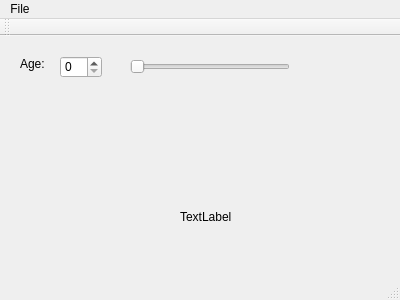
The window that Kraken/kraken.ui (ivanlinux17/kraken) describes before a commit, drawn with Qt 5.
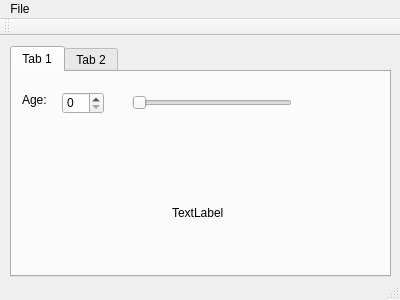
The same window after the commit.

Commit message: Added a tab widget

What changed in the file:
```diff
--- a/Kraken/kraken.ui
+++ b/Kraken/kraken.ui
@@ -14,10 +14,39 @@
    <string>Kraken</string>
   </property>
   <widget class="QWidget" name="centralWidget">
+   <widget class="QTabWidget" name="tabWidget">
+    <property name="geometry">
+     <rect>
+      <x>10</x>
+      <y>10</y>
+      <width>381</width>
+      <height>231</height>
+     </rect>
+    </property>
+    <property name="currentIndex">
+     <number>0</number>
+    </property>
+    <widget class="QWidget" name="tab">
+     <attribute name="title">
+      <string>Tab 1</string>
+     </attribute>
+     <widget class="QLabel" name="pictureLabel">
+      <property name="geometry">
+       <rect>
+        <x>160</x>
+        <y>80</y>
+        <width>211</width>
+        <height>121</height>
+       </rect>
+      </property>
+      <property name="text">
+       <string>TextLabel</string>
+      </property>
+     </widget>
    <widget class="QLabel" name="label">
     <property name="geometry">
      <rect>
-      <x>20</x>
+        <x>10</x>
       <y>20</y>
       <width>31</width>
       <height>16</height>
@@ -30,7 +59,7 @@
    <widget class="QSpinBox" name="ageSpin">
     <property name="geometry">
      <rect>
-      <x>60</x>
+        <x>50</x>
       <y>20</y>
       <width>42</width>
       <height>22</height>
@@ -40,7 +69,7 @@
    <widget class="QSlider" name="ageSlider">
     <property name="geometry">
      <rect>
-      <x>130</x>
+        <x>120</x>
       <y>20</y>
       <width>160</width>
       <height>22</height>
@@ -50,18 +79,12 @@
      <enum>Qt::Horizontal</enum>
     </property>
    </widget>
-   <widget class="QLabel" name="pictureLabel">
-    <property name="geometry">
-     <rect>
-      <x>180</x>
-      <y>120</y>
-      <width>211</width>
-      <height>121</height>
-     </rect>
-    </property>
-    <property name="text">
-     <string>TextLabel</string>
-    </property>
+    </widget>
+    <widget class="QWidget" name="tab_2">
+     <attribute name="title">
+      <string>Tab 2</string>
+     </attribute>
+    </widget>
    </widget>
   </widget>
   <widget class="QMenuBar" name="menuBar">
```
Lines whose indentation alone changed are shown as unchanged.
